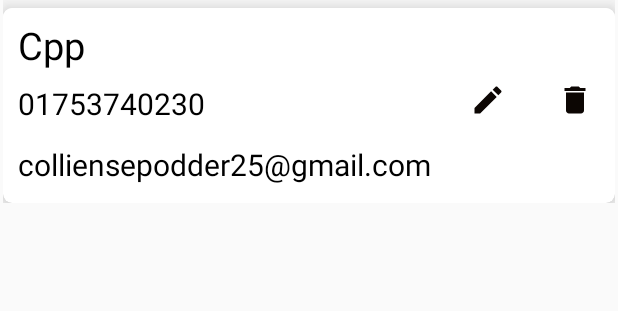
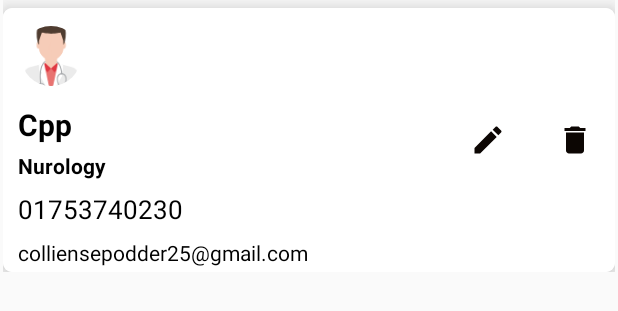
Before and after one commit to Colliense1/ParentsCare, an Android app: the layout doctor_information.xml on its own in the app's theme, with its tools: preview values and no code run, on a phone screen of 412 x 824 dp. Shown: the top 311 px of the screen. Run offline under Robolectric (Android 15) with nearby library versions, the phone set to English and light mode, and no system bars.

Commit message:
speciality

```diff
--- a/app/src/main/java/com/example/colliensepodder/parentscare/DatabaseHelper.java
+++ b/app/src/main/java/com/example/colliensepodder/parentscare/DatabaseHelper.java
@@ -7,7 +7,7 @@ import android.database.sqlite.SQLiteOpenHelper;
 public class DatabaseHelper extends SQLiteOpenHelper {
     public static final String DATABASE_NAME = "Medicine_reminder";
 
-    public static final int DATABASE_VERSION = 11;
+    public static final int DATABASE_VERSION = 13;
 
     //TABLE1
     public static final String TABLE_MEDICINE_DETAILS = "table_medicine_details";
@@ -51,9 +51,12 @@ public class DatabaseHelper extends SQLiteOpenHelper {
    public static final String DOCTOR_NAME = "doctor_name";
     public static final String DOCTOR_NUMBER = "doctor_number";
     public static final String DOCTOR_EMAIL = "doctor_email";
+    public static final String DOCTOR_SPECIALITY = "doctor_speciality";
+
    public static final String CREATE_DOCTOR_TABLE_NAME_QUERY = "create table if not exists " + DOCTOR_TABLE
            +"(" + DOCTOR_NAME + " text, "
            + DOCTOR_NUMBER + " text, "
+           + DOCTOR_SPECIALITY + " text, "
             + DOCTOR_EMAIL + " text);";
 
    //TABLE5 FOR DIARY
--- a/app/src/main/java/com/example/colliensepodder/parentscare/DoctorAdopter.java
+++ b/app/src/main/java/com/example/colliensepodder/parentscare/DoctorAdopter.java
@@ -47,6 +47,7 @@ public class DoctorAdopter extends RecyclerView.Adapter<DoctorAdopter.ViewHolder
         holder.DoctorNameTV.setText(doctorinfos.get(position).getDoctorName());
         holder.DoctorNumberTV.setText(doctorinfos.get(position).getDoctorNumber());
         holder.DoctorEmailTV.setText(doctorinfos.get(position).getDoctorEmail());
+        holder.DoctorspecialityTV.setText(doctorinfos.get(position).getSpeciality());
         holder.editsdoctor.setOnClickListener(new View.OnClickListener() {
             @Override
             public void onClick(View v) {
@@ -100,6 +101,7 @@ public class DoctorAdopter extends RecyclerView.Adapter<DoctorAdopter.ViewHolder
         TextView DoctorNameTV;
         TextView DoctorNumberTV;
         TextView DoctorEmailTV;
+        TextView DoctorspecialityTV;
         TextView dotssaa;
         TextView editsdoctor;
         LinearLayout doctorCallLinearLayout;
@@ -109,6 +111,7 @@ public class DoctorAdopter extends RecyclerView.Adapter<DoctorAdopter.ViewHolder
             DoctorNameTV = itemView.findViewById(R.id.DoctorNameTV);
             DoctorNumberTV = itemView.findViewById(R.id.DoctorNumberTV);
             DoctorEmailTV = itemView.findViewById(R.id.DoctorEmailTV);
+            DoctorspecialityTV = itemView.findViewById(R.id.DoctorspecialityTV);
             dotssaa = itemView.findViewById(R.id.dotssaa);
             doctorCallLinearLayout = itemView.findViewById(R.id.doctorCallLinearLayout);
 
--- a/app/src/main/res/layout/activity_add_contact.xml
+++ b/app/src/main/res/layout/activity_add_contact.xml
@@ -176,14 +176,14 @@
 
                     <Button
                         android:id="@id/textViewDone"
-                        android:layout_width="50dp"
+                        android:layout_width="55dp"
                         android:layout_height="wrap_content"
                         android:layout_gravity="end"
                         android:background="@drawable/background_button"
                         android:onClick="clickAddContact"
                         android:text="Add"
                         android:textColor="#fff"
-                        android:textSize="15.0sp"
+                        android:textSize="14.0sp"
 
                         />
                 </LinearLayout>
--- a/app/src/main/res/layout/doctor_information.xml
+++ b/app/src/main/res/layout/doctor_information.xml
@@ -1,17 +1,18 @@
 <?xml version="1.0" encoding="utf-8"?>
 <LinearLayout xmlns:android="http://schemas.android.com/apk/res/android"
     xmlns:card_view="http://schemas.android.com/apk/res-auto"
-    android:layout_width="match_parent"
+    android:layout_width="fill_parent"
     android:layout_height="wrap_content"
     android:layout_marginBottom="3dp"
     android:layout_marginLeft="2dp"
     android:layout_marginRight="2dp"
+    android:gravity="center_vertical"
     android:orientation="vertical">
 
 
     <android.support.v7.widget.CardView
         android:layout_width="fill_parent"
-        android:layout_height="130.0dip"
+        android:layout_height="wrap_content"
         android:layout_marginTop="5dp"
         android:background="#fffefefe"
         card_view:cardCornerRadius="6.0dip"
@@ -20,7 +21,7 @@
 
         <LinearLayout
             android:layout_width="match_parent"
-            android:layout_height="wrap_content"
+            android:layout_height="match_parent"
             android:background="#fff"
             android:orientation="horizontal">
 
@@ -32,38 +33,62 @@
                 android:layout_weight="10"
                 android:orientation="vertical">
 
+                <de.hdodenhof.circleimageview.CircleImageView xmlns:app="http://schemas.android.com/apk/res-auto"
+                    android:id="@id/imageViewAvatar"
+                    android:layout_width="40.0dip"
+                    android:layout_height="40.0dip"
+                    android:layout_alignParentLeft="true"
+                    android:layout_centerVertical="true"
+                    android:layout_margin="12.0dip"
+                    android:src="@drawable/doctor_avatar_male"
+                    app:civ_border_width="0.0dip"
+                    app:civ_fill_color="#ff979797" />
+
                 <TextView
                     android:id="@+id/DoctorNameTV"
                     android:layout_width="match_parent"
                     android:layout_height="wrap_content"
                     android:layout_marginLeft="10dp"
-                    android:layout_marginTop="7dp"
                     android:text="Cpp"
+                    android:textStyle="bold"
                     android:textColor="#000"
-                    android:textSize="25sp" />
+                    android:textSize="20sp" />
+
+                <TextView
+                    android:id="@+id/DoctorspecialityTV"
+                    android:layout_width="match_parent"
+                    android:layout_height="wrap_content"
+                    android:layout_marginBottom="3dp"
+                    android:layout_marginLeft="10dp"
+                    android:layout_marginTop="4dp"
+                    android:layout_toRightOf="@+id/imageViewAvatar"
+                    android:text="Nurology"
+                    android:textStyle="bold"
+                    android:textColor="#000"
+                    android:textSize="14sp" />
 
                 <TextView
                     android:id="@+id/DoctorNumberTV"
                     android:layout_width="match_parent"
                     android:layout_height="wrap_content"
-                    android:layout_marginBottom="5dp"
+                    android:layout_marginBottom="3dp"
                     android:layout_marginLeft="10dp"
-                    android:layout_marginTop="8dp"
+                    android:layout_marginTop="4dp"
                     android:text="01753740230"
                     android:textColor="#000"
-                    android:textSize="20sp" />
+                    android:textSize="17sp" />
 
                 <TextView
                     android:id="@+id/DoctorEmailTV"
                     android:layout_width="match_parent"
                     android:layout_height="wrap_content"
-                    android:layout_marginBottom="5dp"
+                    android:layout_marginBottom="3dp"
                     android:layout_marginLeft="10dp"
-                    android:layout_marginTop="8dp"
+                    android:layout_marginTop="4dp"
+                    android:layout_toRightOf="@+id/imageViewAvatar"
                     android:text="colliensepodder25@gmail.com"
                     android:textColor="#000"
-                    android:textSize="20sp" />
-
+                    android:textSize="14sp" />
 
             </LinearLayout>
 
@@ -75,7 +100,6 @@
                 android:drawableLeft="@drawable/ic_edit_black_24dp"
                 android:gravity="center"
                 android:paddingLeft="20dp" />
-
             <TextView
                 android:id="@+id/dotssaa"
                 android:layout_width="0dp"
@@ -84,6 +108,8 @@
                 android:drawableLeft="@drawable/ic_delete_black_24dp"
                 android:gravity="center"
                 android:paddingLeft="20dp" />
+
+
         </LinearLayout>
     </android.support.v7.widget.CardView>
 </LinearLayout>
--- a/app/src/main/res/values/ids.xml
+++ b/app/src/main/res/values/ids.xml
@@ -102,7 +102,7 @@
     <item type="id" name="editTextRelation">false</item>
     <item type="id" name="editTextReply">false</item>
     <item type="id" name="editTextSearch">false</item>
-    <item type="id" name="editTextSpecialty">false</item>
+    <item type="id" name="editTextSpeciality">false</item>
     <item type="id" name="editTextStartDate">false</item>
     <item type="id" name="editTextSubject">false</item>
     <item type="id" name="editTextSugarLevel">false</item>
--- a/app/src/main/res/values/strings.xml
+++ b/app/src/main/res/values/strings.xml
@@ -163,4 +163,5 @@
 
     </string-array>
 
+
 </resources>
```
Also changed, not shown: app/src/main/java/com/example/colliensepodder/parentscare/AddDoctorActivity.java (+76 -11 lines), app/src/main/java/com/example/colliensepodder/parentscare/Doctor.java (+7 -0 lines), app/src/main/java/com/example/colliensepodder/parentscare/Doctorinfo.java (+15 -1 lines), app/src/main/java/com/example/colliensepodder/parentscare/MedicineManagementDatabase.java (+79 -69 lines), app/src/main/res/layout/activity_add_doctor.xml (+6 -5 lines).
